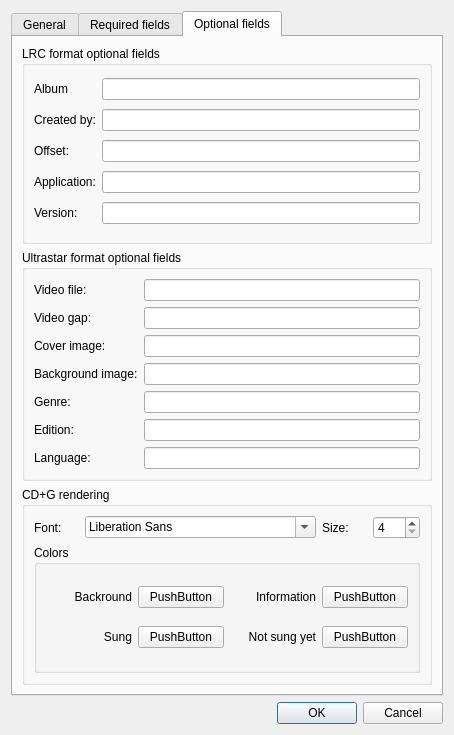
Before: the Qt Designer form src/dialog_projectsettings.ui in gyunaev/karlyriceditor, drawn with Qt 5.
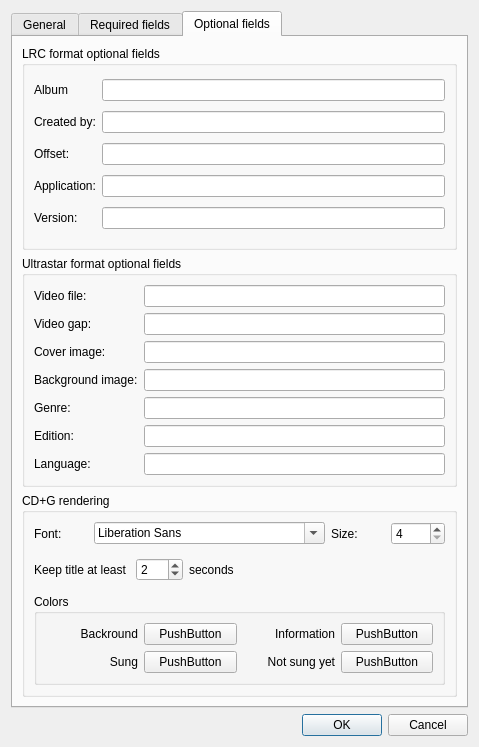
After: the same form once the commit is applied. The open tabs and pages were chosen to show the change. Custom widgets are drawn as their Qt base class.

Commit message: Added minimum title time setting for CD+G files

The edit to the form file:
```diff
--- a/src/dialog_projectsettings.ui
+++ b/src/dialog_projectsettings.ui
@@ -6,8 +6,8 @@
    <rect>
     <x>0</x>
     <y>0</y>
-    <width>454</width>
-    <height>735</height>
+    <width>479</width>
+    <height>747</height>
    </rect>
   </property>
   <property name="windowTitle">
@@ -365,6 +365,47 @@
             </item>
            </layout>
           </item>
+          <item>
+           <layout class="QHBoxLayout" name="horizontalLayout_3">
+            <item>
+             <widget class="QLabel" name="label_9">
+              <property name="text">
+               <string>Keep title at least </string>
+              </property>
+             </widget>
+            </item>
+            <item>
+             <widget class="QSpinBox" name="titleCDGmin">
+              <property name="maximum">
+               <number>120</number>
+              </property>
+              <property name="value">
+               <number>2</number>
+              </property>
+             </widget>
+            </item>
+            <item>
+             <widget class="QLabel" name="label_23">
+              <property name="text">
+               <string>seconds</string>
+              </property>
+             </widget>
+            </item>
+            <item>
+             <spacer name="horizontalSpacer">
+              <property name="orientation">
+               <enum>Qt::Horizontal</enum>
+              </property>
+              <property name="sizeHint" stdset="0">
+               <size>
+                <width>40</width>
+                <height>20</height>
+               </size>
+              </property>
+             </spacer>
+            </item>
+           </layout>
+          </item>
           <item>
            <widget class="QGroupBox" name="groupBox_6">
             <property name="title">
```
Left out of the diff: 2 changed lines with no effect on the pictures. The commit also changes 3 other files.
